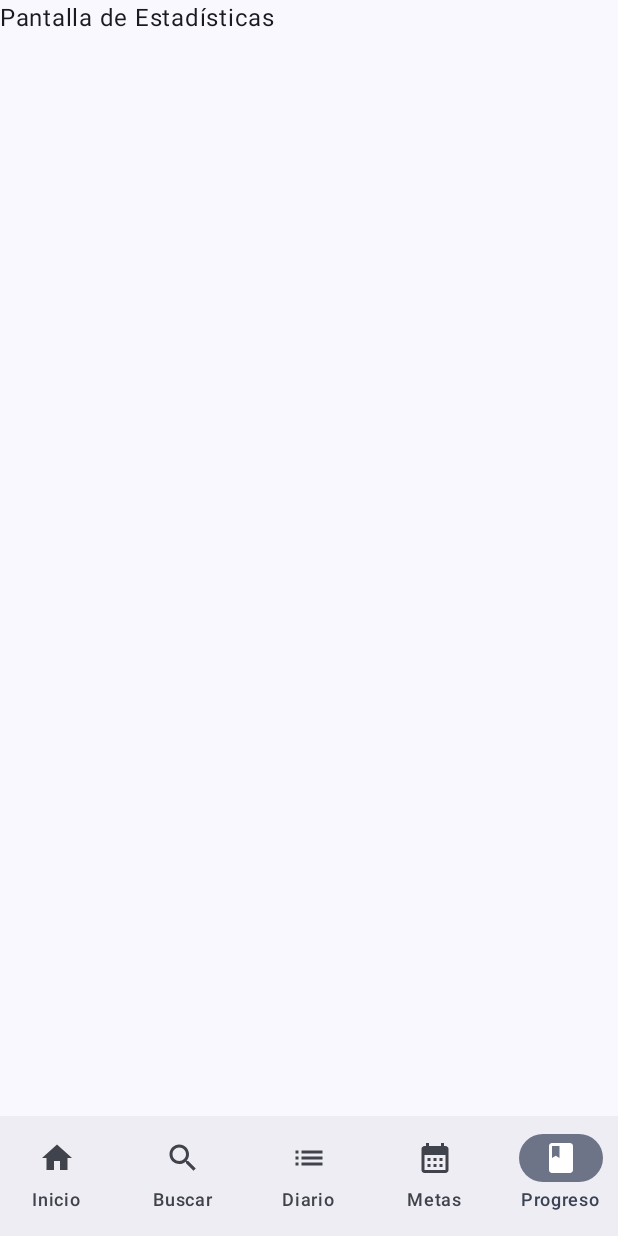
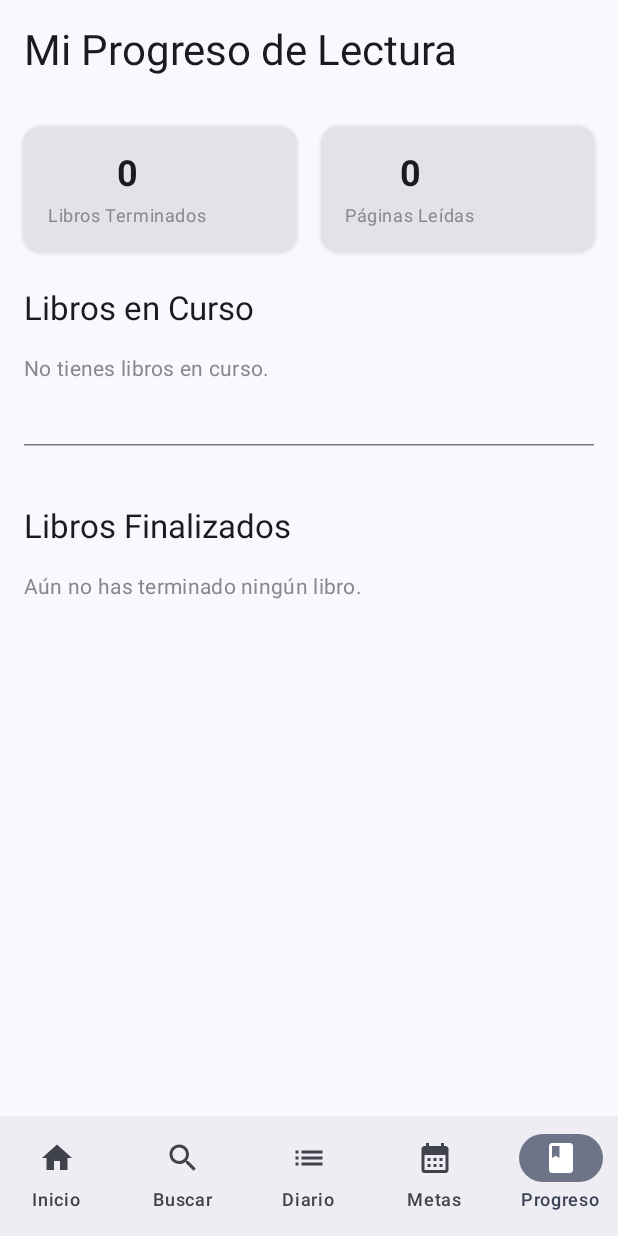
Before and after one commit to Benjamin250609/Booksly, an Android app built with Jetpack Compose: the MainScreen screen opened through its navigation route, item 5 of the bottom bar chosen, on a phone screen of 412 x 824 dp. Run offline under Robolectric (Android 15) with nearby library versions, the phone set to English and light mode, and no system bars; pictures from the network do not load.

Commit message:
Se agrego el Progreso

```diff
--- a/app/src/main/java/com/example/booksly/data/repository/LibroRepository.kt
+++ b/app/src/main/java/com/example/booksly/data/repository/LibroRepository.kt
@@ -21,4 +21,18 @@ class LibroRepository(private val libroDao: LibroDao) {
     suspend fun actualizarLibro(libro: Libro) {
         libroDao.actualizar(libro)
     }
+
+    fun obtenerLibroPorId(libroId: Int): Flow<Libro?> {
+        return libroDao.obtenerLibroPorId(libroId)
+    }
+
+    fun contarLibrosFinalizados(): Flow<Int> {
+        return libroDao.contarLibrosFinalizados()
+    }
+
+    fun contarPaginasLeidas(): Flow<Int> {
+        return libroDao.contarPaginasLeidas()
+    }
+
+
 }
--- a/app/src/main/java/com/example/booksly/navigation/AppNavigation.kt
+++ b/app/src/main/java/com/example/booksly/navigation/AppNavigation.kt
@@ -3,18 +3,22 @@ package com.example.booksly.navigation
 import com.example.booksly.data.AppContainer
 import androidx.compose.runtime.Composable
 import androidx.lifecycle.viewmodel.compose.viewModel
+import androidx.navigation.NavType
 import androidx.navigation.compose.NavHost
 import androidx.navigation.compose.composable
 import androidx.navigation.compose.rememberNavController
+import androidx.navigation.navArgument
 import com.example.booksly.BookslyApplication
 import com.example.booksly.view.AddLibroScreen
+import com.example.booksly.view.LibroDetalleScreen
 import com.example.booksly.view.LoginScreen
 import com.example.booksly.view.MainScreen
 import com.example.booksly.viewmodel.LoginViewModel
 import com.example.booksly.viewmodel.RegistroViewModel
-import com.example.booksly.viewmodel.ViewModelFactory
 import com.example.booksly.view.RegistroScreen
 import com.example.booksly.viewmodel.AgregarLibroViewModel
+import com.example.booksly.viewmodel.AppViewModelProvider
+import com.example.booksly.viewmodel.LibroDetalleViewModel
 
 sealed class AppScreen(val route: String) {
     object Login : AppScreen("login_screen")
@@ -22,27 +26,28 @@ sealed class AppScreen(val route: String) {
     object Main : AppScreen("main_screen")
 
     object AddLibro : AppScreen("agregar_libro_screen")
+
+    object LibroDetalle : AppScreen("libro_detalle_screen/{libroId}") {
+        fun createRoute(libroId: Int) = "libro_detalle_screen/$libroId"
+    }
 }
 
 @Composable
 fun AppNavigation(app: BookslyApplication) {
     val navController = rememberNavController()
-    // Creamos una fábrica genérica para todos los ViewModels que la necesiten
-    // Pasamos ambos repositorios
-    val factory = ViewModelFactory(app.container.usuarioRepository, app.container.libroRepository)
 
     NavHost(
         navController = navController,
         startDestination = AppScreen.Login.route
     ) {
         composable(route = AppScreen.Login.route) {
-            val loginViewModel: LoginViewModel = viewModel(factory = factory)
+            val loginViewModel: LoginViewModel = viewModel(factory = AppViewModelProvider.Factory)
             LoginScreen(
                 loginViewModel = loginViewModel,
                 onLoginSuccess = {
-                    // Navega a la ruta principal (Main) después del éxito
+
                     navController.navigate(AppScreen.Main.route) {
-                        // Limpia el historial para que no se pueda volver a Login con el botón Atrás
+
                         popUpTo(AppScreen.Login.route) { inclusive = true }
                     }
                 },
@@ -53,7 +58,7 @@ fun AppNavigation(app: BookslyApplication) {
         }
 
         composable(route = AppScreen.Registro.route) {
-            val registroViewModel: RegistroViewModel = viewModel(factory = factory)
+            val registroViewModel: RegistroViewModel = viewModel(factory = AppViewModelProvider.Factory)
             RegistroScreen(
                 registroViewModel = registroViewModel,
                 onRegistroSuccess = {
@@ -72,7 +77,7 @@ fun AppNavigation(app: BookslyApplication) {
 
         composable(AppScreen.AddLibro.route) {
             // Crea el ViewModel para la pantalla de agregar libro
-            val agregarLibroViewModel: AgregarLibroViewModel = viewModel(factory = factory)
+            val agregarLibroViewModel: AgregarLibroViewModel = viewModel(factory = AppViewModelProvider.Factory)
 
             AddLibroScreen(
                 agregarLibroViewModel = agregarLibroViewModel,
@@ -81,5 +86,14 @@ fun AppNavigation(app: BookslyApplication) {
                 }
             )
         }
+        composable(route = AppScreen.LibroDetalle.route, arguments = listOf(navArgument("libroId") { type = NavType.IntType })
+        ) { backStackEntry ->
+            val libroDetalleViewModel: LibroDetalleViewModel = viewModel(factory = AppViewModelProvider.Factory)
+            LibroDetalleScreen(
+                libroDetalleViewModel = libroDetalleViewModel,
+                onNavigateBack = { navController.popBackStack() }
+                )
+            }
+
     }
 }
--- a/app/src/main/java/com/example/booksly/view/InicioScreen.kt
+++ b/app/src/main/java/com/example/booksly/view/InicioScreen.kt
@@ -38,9 +38,9 @@ import com.example.booksly.viewmodel.InicioViewModel
 @Composable
 fun InicioScreen(
     inicioViewModel: InicioViewModel,
+    onNavigateToAddLibro: () -> Unit,
+    onNavigateToLibroDetalle: (Int) -> Unit
 
-
-    onNavigateToAddLibro: () -> Unit,
 
 ) {
     val libros by inicioViewModel.libros.collectAsState()
@@ -100,7 +100,7 @@ fun InicioScreen(
                 items(libros, key = { it.id }) { libro ->
                     LibroItemComposable(
                         libro = libro,
-                        onClick = {  }
+                        onClick = { onNavigateToLibroDetalle(libro.id) }
                     )
                 }
             }
--- a/app/src/main/java/com/example/booksly/view/MainScreen.kt
+++ b/app/src/main/java/com/example/booksly/view/MainScreen.kt
@@ -25,11 +25,11 @@ import androidx.navigation.compose.NavHost
 import androidx.navigation.compose.composable
 import androidx.navigation.compose.rememberNavController
 import com.example.booksly.BookslyApplication
-import com.example.booksly.viewmodel.ViewModelFactory
 import androidx.navigation.compose.currentBackStackEntryAsState
 import com.example.booksly.navigation.AppScreen
+import com.example.booksly.viewmodel.AppViewModelProvider
 import com.example.booksly.viewmodel.InicioViewModel
-
+import com.example.booksly.viewmodel.ProgresoViewModel
 
 
 sealed class MainScreenItem(val route: String, val icon: ImageVector,val title:String ) {
@@ -52,7 +52,6 @@ val botonNavItems = listOf(
 @Composable
 fun MainScreen(app: BookslyApplication,rootNavController: NavHostController) {
     val navController = rememberNavController()
-    val factory = ViewModelFactory(app.container.usuarioRepository, app.container.libroRepository)
 
     Scaffold(
         bottomBar = {
@@ -85,16 +84,28 @@ fun MainScreen(app: BookslyApplication,rootNavController: NavHostController) {
             modifier = Modifier.padding(innerPadding)
         ) {
             composable(MainScreenItem.Inicio.route) {
-                val inicioViewModel: InicioViewModel = viewModel(factory = factory)
+                val inicioViewModel: InicioViewModel = viewModel(factory = AppViewModelProvider.Factory)
                 InicioScreen(
                     inicioViewModel = inicioViewModel,
                     onNavigateToAddLibro = {rootNavController.navigate(AppScreen.AddLibro.route)},
+                    onNavigateToLibroDetalle = { libroId ->
+                        rootNavController.navigate(AppScreen.LibroDetalle.createRoute(libroId))
+                    }
                 )
             }
             composable(MainScreenItem.Buscar.route) { Text("Pantalla de Búsqueda Personal") }
             composable(MainScreenItem.Feed.route) { Text("Pantalla de Diario de Lectura") }
             composable(MainScreenItem.Calendario.route) { Text("Pantalla de Metas de Lectura") }
-            composable(MainScreenItem.Progreso.route) { Text("Pantalla de Estadísticas") }
+
+            composable(MainScreenItem.Progreso.route) {
+                val progresoViewModel: ProgresoViewModel = viewModel(factory = AppViewModelProvider.Factory)
+                    ProgresoScreen(
+                        progresoViewModel = progresoViewModel,
+                        onNavigateToLibroDetalle = { libroId ->
+                            rootNavController.navigate(AppScreen.LibroDetalle.createRoute(libroId))
+                        }
+                    )
+            }
         }
     }
 }
--- /dev/null
+++ b/app/src/main/java/com/example/booksly/view/ProgresoScreen.kt
@@ -0,0 +1,216 @@
+package com.example.booksly.view
+
+import androidx.compose.foundation.layout.*
+import androidx.compose.foundation.lazy.LazyColumn // Usaremos LazyColumn en lugar de d-grid
+import androidx.compose.foundation.lazy.items
+import androidx.compose.material3.*
+import androidx.compose.runtime.Composable
+import androidx.compose.runtime.collectAsState
+import androidx.compose.runtime.getValue
+import androidx.compose.ui.Alignment
+import androidx.compose.ui.Modifier
+import androidx.compose.ui.draw.clip
+import androidx.compose.ui.graphics.Color
+import androidx.compose.ui.layout.ContentScale
+import androidx.compose.ui.platform.LocalContext
+import androidx.compose.ui.text.font.FontWeight
+import androidx.compose.ui.unit.dp
+import coil.compose.AsyncImage
+import coil.request.ImageRequest
+import com.example.booksly.R
+import com.example.booksly.model.Libro
+import com.example.booksly.viewmodel.EstadisticasUiState // Importar el data class
+import com.example.booksly.viewmodel.ProgresoViewModel
+import kotlin.math.roundToInt
+
+@Composable
+fun ProgresoScreen(
+    progresoViewModel: ProgresoViewModel,
+    onNavigateToLibroDetalle: (Int) -> Unit
+) {
+    // Observa el estado combinado del ViewModel
+    val uiState by progresoViewModel.estadisticasUiState.collectAsState()
+
+    // Usamos LazyColumn para el scroll principal
+    LazyColumn(
+        modifier = Modifier
+            .fillMaxSize()
+            .padding(16.dp),
+        verticalArrangement = Arrangement.spacedBy(24.dp) // Espacio entre secciones
+    ) {
+        // --- Título ---
+        item {
+            Text(
+                "Mi Progreso de Lectura",
+                style = MaterialTheme.typography.headlineMedium,
+                modifier = Modifier.padding(bottom = 8.dp) // Un poco de espacio extra abajo
+            )
+        }
+
+        // --- Tarjetas de Estadísticas ---
+        item {
+            Row(
+                modifier = Modifier.fillMaxWidth(),
+                horizontalArrangement = Arrangement.spacedBy(16.dp) // Espacio entre tarjetas
+            ) {
+                // Composable reutilizable para cada tarjeta
+                TarjetaEstadisticaComposable(
+                    label = "Libros Terminados",
+                    value = uiState.librosFinalizadosCount.toString(),
+                    modifier = Modifier.weight(1f) // Ocupa espacio equitativo
+                )
+                TarjetaEstadisticaComposable(
+                    label = "Páginas Leídas",
+                    // Formatear número con separador de miles (simple)
+                    value = uiState.totalPaginasLeidas.toString().reversed().chunked(3).joinToString(".").reversed(),
+                    modifier = Modifier.weight(1f)
+                )
+                // Podríamos añadir Páginas/Hora si tuviéramos los datos
+                // TarjetaEstadisticaComposable(label = "Páginas / Hora", value = "30", modifier = Modifier.weight(1f))
+            }
+        }
+
+        // --- Lista Libros en Curso ---
+        item {
+            ListaLibrosProgresoComposable(
+                titulo = "Libros en Curso",
+                libros = uiState.librosEnCurso
+                // onClick = onNavigateToLibroDetalle // Pasar lambda si es clickeable
+            )
+        }
+
+        // --- Separador ---
+        item {
+            HorizontalDivider(modifier = Modifier.padding(vertical = 16.dp))
+        }
+
+        // --- Lista Libros Finalizados ---
+        item {
+            ListaLibrosProgresoComposable(
+                titulo = "Libros Finalizados",
+                libros = uiState.librosFinalizadosList
+                // onClick = onNavigateToLibroDetalle // Pasar lambda si es clickeable
+            )
+        }
+    }
+}
+
+
+// --- Composables Reutilizables ---
+
+// Similar a tu TarjetaEstadistica.jsx
+@Composable
+fun TarjetaEstadisticaComposable(label: String, value: String, modifier: Modifier = Modifier) {
+    Card( // Usamos Card para darle elevación y bordes
+        modifier = modifier,
+        elevation = CardDefaults.cardElevation(defaultElevation = 2.dp)
+    ) {
+        Column(
+            modifier = Modifier.padding(16.dp),
+            horizontalAlignment = Alignment.CenterHorizontally,
+            verticalArrangement = Arrangement.Center
+        ) {
+            Text(value, style = MaterialTheme.typography.headlineSmall, fontWeight = FontWeight.Bold)
+            Spacer(modifier = Modifier.height(4.dp))
+            Text(label, style = MaterialTheme.typography.bodySmall, color = Color.Gray)
+        }
+    }
+}
+
+// Similar a tu ListaLibrosProgreso.jsx
+@Composable
+fun ListaLibrosProgresoComposable(
+    titulo: String,
+    libros: List<Libro>,
+    modifier: Modifier = Modifier
+    // onClick: (Int) -> Unit = {} // Función de click opcional
+) {
+    Column(modifier = modifier) {
+        Text(titulo, style = MaterialTheme.typography.titleLarge, modifier = Modifier.padding(bottom = 16.dp))
+
+        if (libros.isEmpty()) {
+            Text(
+                if (titulo == "Libros en Curso") "No tienes libros en curso." else "Aún no has terminado ningún libro.",
+                style = MaterialTheme.typography.bodyMedium,
+                color = Color.Gray
+            )
+        } else {
+            // Usamos Column con forEach porque las listas suelen ser cortas aquí
+            // Si esperas listas muy largas, podrías usar otro LazyColumn anidado (con precaución)
+            Column(verticalArrangement = Arrangement.spacedBy(12.dp)) {
+                libros.forEach { libro ->
+                    LibroProgresoItemComposable(
+                        libro = libro
+                        // modifier = Modifier.clickable { onClick(libro.id) } // Hacer clickeable
+                    )
+                }
+            }
+        }
+    }
+}
+
+// Composable para cada item en las listas de progreso
+@Composable
+fun LibroProgresoItemComposable(libro: Libro, modifier: Modifier = Modifier) {
+    Card(
+        modifier = modifier.fillMaxWidth(),
+        elevation = CardDefaults.cardElevation(defaultElevation = 1.dp)
+    ) {
+        Row(
+            modifier = Modifier.padding(12.dp),
+            verticalAlignment = Alignment.CenterVertically
+        ) {
+            // Portada
+            AsyncImage(
+                model = ImageRequest.Builder(LocalContext.current)
+                    .data(libro.portada)
+                    .crossfade(true)
+                    .placeholder(R.drawable.placeholder_book)
+                    .error(R.drawable.placeholder_book_error)
+                    .build(),
+                contentDescription = "Portada de ${libro.titulo}",
+                modifier = Modifier
+                    .size(width = 60.dp, height = 90.dp) // Tamaño fijo
+                    .clip(MaterialTheme.shapes.small),
+                contentScale = ContentScale.Crop
+            )
+            Spacer(Modifier.width(16.dp))
+            // Info y Progreso
+            Column(modifier = Modifier.weight(1f)) {
+                Text(libro.titulo, style = MaterialTheme.typography.titleMedium, maxLines = 1)
+                Text(libro.autor, style = MaterialTheme.typography.bodySmall, color = Color.Gray, maxLines = 1)
+                Spacer(Modifier.height(8.dp))
+
+                // Muestra barra de progreso si está 'leyendo', o texto 'Completado' si 'finalizado'
+                if (libro.estado == "leyendo" && libro.totalPaginas > 0) {
+                    val progreso = libro.paginaActual.toFloat() / libro.totalPaginas.toFloat()
+                    val porcentaje = (progreso * 100).roundToInt()
+                    LinearProgressIndicator(
+                        progress = { progreso },
+                        modifier = Modifier.fillMaxWidth().height(6.dp).clip(MaterialTheme.shapes.small)
+                    )
+                    Row(
+                        modifier = Modifier.fillMaxWidth(),
+                        horizontalArrangement = Arrangement.SpaceBetween
+                    ) {
+                        Text(
+                            "Pág. ${libro.paginaActual} de ${libro.totalPaginas}",
+                            style = MaterialTheme.typography.labelSmall
+                        )
+                        Text(
+                            "$porcentaje%",
+                            style = MaterialTheme.typography.labelSmall
+                        )
+                    }
+                } else if (libro.estado == "finalizado") {
+                    Text(
+                        "✔ Completado",
+                        style = MaterialTheme.typography.bodyMedium,
+                        fontWeight = FontWeight.Bold,
+                        color = MaterialTheme.colorScheme.primary // O un color verde
+                    )
+                }
+            }
+        }
+    }
+}
--- /dev/null
+++ b/app/src/main/java/com/example/booksly/viewmodel/ProgresoViewModel.kt
@@ -0,0 +1,45 @@
+package com.example.booksly.viewmodel
+
+import androidx.lifecycle.ViewModel
+import androidx.lifecycle.viewModelScope
+import com.example.booksly.data.repository.LibroRepository
+import com.example.booksly.model.Libro
+import kotlinx.coroutines.flow.SharingStarted
+import kotlinx.coroutines.flow.StateFlow
+import kotlinx.coroutines.flow.combine // Para combinar múltiples flows
+import kotlinx.coroutines.flow.stateIn
+
+// Data class para contener todas las estadísticas juntas
+data class EstadisticasUiState(
+    val librosFinalizadosCount: Int = 0,
+    val totalPaginasLeidas: Int = 0,
+    val librosEnCurso: List<Libro> = emptyList(),
+    val librosFinalizadosList: List<Libro> = emptyList()
+)
+
+class ProgresoViewModel(private val libroRepository: LibroRepository) : ViewModel() {
+
+
+    val estadisticasUiState: StateFlow<EstadisticasUiState> = combine(
+        libroRepository.contarLibrosFinalizados(),
+        libroRepository.contarPaginasLeidas(),
+        libroRepository.obtenerTodosLosLibros()
+    ) { finalizadosCount, paginasLeidas, todosLosLibros ->
+
+
+        val enCurso = todosLosLibros.filter { it.estado == "leyendo" }
+        val finalizados = todosLosLibros.filter { it.estado == "finalizado" }
+
+
+        EstadisticasUiState(
+            librosFinalizadosCount = finalizadosCount,
+            totalPaginasLeidas = paginasLeidas ?: 0,
+            librosEnCurso = enCurso,
+            librosFinalizadosList = finalizados
+        )
+    }.stateIn(
+        scope = viewModelScope,
+        started = SharingStarted.WhileSubscribed(5000L),
+        initialValue = EstadisticasUiState() // Estado inicial vacío
+    )
+}
--- a/app/src/main/java/com/example/booksly/viewmodel/ViewModelFactory.kt
+++ b/app/src/main/java/com/example/booksly/viewmodel/ViewModelFactory.kt
@@ -1,36 +1,50 @@
 package com.example.booksly.viewmodel
 
-import androidx.lifecycle.ViewModel
+import androidx.lifecycle.viewmodel.viewModelFactory
+
+
 import androidx.lifecycle.ViewModelProvider
-import com.example.booksly.data.repository.LibroRepository
-import com.example.booksly.data.repository.UsuarioRepository
-import kotlin.jvm.java
+import androidx.lifecycle.createSavedStateHandle
+import androidx.lifecycle.viewmodel.CreationExtras
+import androidx.lifecycle.viewmodel.initializer
+import com.example.booksly.BookslyApplication
 
-class ViewModelFactory(
-    private val usuarioRepository: UsuarioRepository,
-    private val libroRepository: LibroRepository
-) : ViewModelProvider.Factory {
 
-    override fun <T : ViewModel> create(modelClass: Class<T>): T {
-        if (modelClass.isAssignableFrom(LoginViewModel::class.java)) {
-            @Suppress("UNCHECKED_CAST")
-            return LoginViewModel(usuarioRepository) as T
+
+object AppViewModelProvider {
+    val Factory = viewModelFactory {
+        // Inicializador para LoginViewModel
+        initializer {
+            LoginViewModel(bookslyApplication().container.usuarioRepository)
         }
-        // Comprueba si se pide RegistroViewModel
-        if (modelClass.isAssignableFrom(RegistroViewModel::class.java)) {
-            @Suppress("UNCHECKED_CAST")
-            return RegistroViewModel(usuarioRepository) as T
+        // Inicializador para RegistroViewModel
+        initializer {
+            RegistroViewModel(bookslyApplication().container.usuarioRepository)
         }
-        // Comprueba si se pide InicioViewModel
-        if (modelClass.isAssignableFrom(InicioViewModel::class.java)) {
-            @Suppress("UNCHECKED_CAST")
-            return InicioViewModel(libroRepository) as T
+        // Inicializador para InicioViewModel
+        initializer {
+            InicioViewModel(bookslyApplication().container.libroRepository)
         }
-        if (modelClass.isAssignableFrom(AgregarLibroViewModel::class.java)) {
-            @Suppress("UNCHECKED_CAST")
-            return AgregarLibroViewModel(libroRepository) as T
+        // Inicializador para AgregarLibroViewModel
+        initializer {
+            AgregarLibroViewModel(bookslyApplication().container.libroRepository)
         }
-        // Si no es ninguno de los conocidos, lanza un error
-        throw IllegalArgumentException("Unknown ViewModel class: ${modelClass.name}")
+
+        // --- INICIALIZADOR PARA LibroDetalleViewModel (CLAVE) ---
+        initializer {
+            // Obtiene el SavedStateHandle automáticamente
+            val savedStateHandle = createSavedStateHandle()
+            LibroDetalleViewModel(
+                libroRepository = bookslyApplication().container.libroRepository,
+                savedStateHandle = savedStateHandle
+            )
+        }
+        initializer {
+            ProgresoViewModel(bookslyApplication().container.libroRepository)
+        }
     }
 }
+
+
+fun CreationExtras.bookslyApplication(): BookslyApplication =
+    (this[ViewModelProvider.AndroidViewModelFactory.APPLICATION_KEY] as BookslyApplication)
```
Also changed, not shown: app/src/main/java/com/example/booksly/model/LibroDetalleModel.kt (added, +10 -0 lines), app/src/main/java/com/example/booksly/view/LibroDetalleScreen.kt (added, +237 -0 lines), app/src/main/java/com/example/booksly/viewmodel/LibroDetalleViewModel.kt (added, +103 -0 lines).
